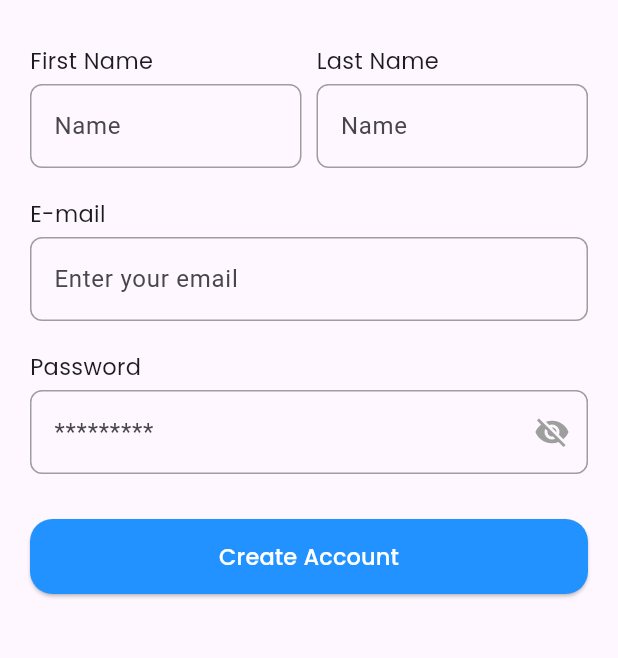
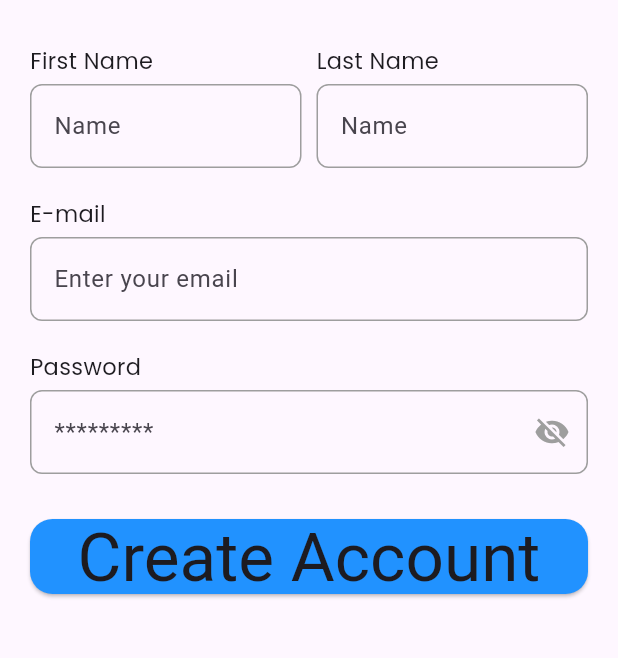
Before and after one commit to jayawardhanadskp/ChainBreak, a Flutter app: the screen it shows after launch, on a phone screen of 412 x 824 dp, the part 210-868 px from its top. Run offline on Flutter 3.47's test engine with Material 3 defaults, Android fonts, the phone set to English and light mode, and no system bars; our stand-ins replace firebase_core, google_fonts, shared_preferences; accounts and stored records are empty; generated files the repository leaves out were written again.

Commit message:
app button

```diff
--- a/lib/widgets/app_button.dart
+++ b/lib/widgets/app_button.dart
@@ -19,7 +19,7 @@ class AppButton extends StatelessWidget {
             borderRadius: BorderRadius.circular(15),
           ),
           fixedSize: const Size(500, 50)),
-      child: Text(bText, style: Fonts.normalWhite,),
+      child: Text(bText, style: Theme.of(context).textTheme.displayMedium,),
     );
   }
 }
```
